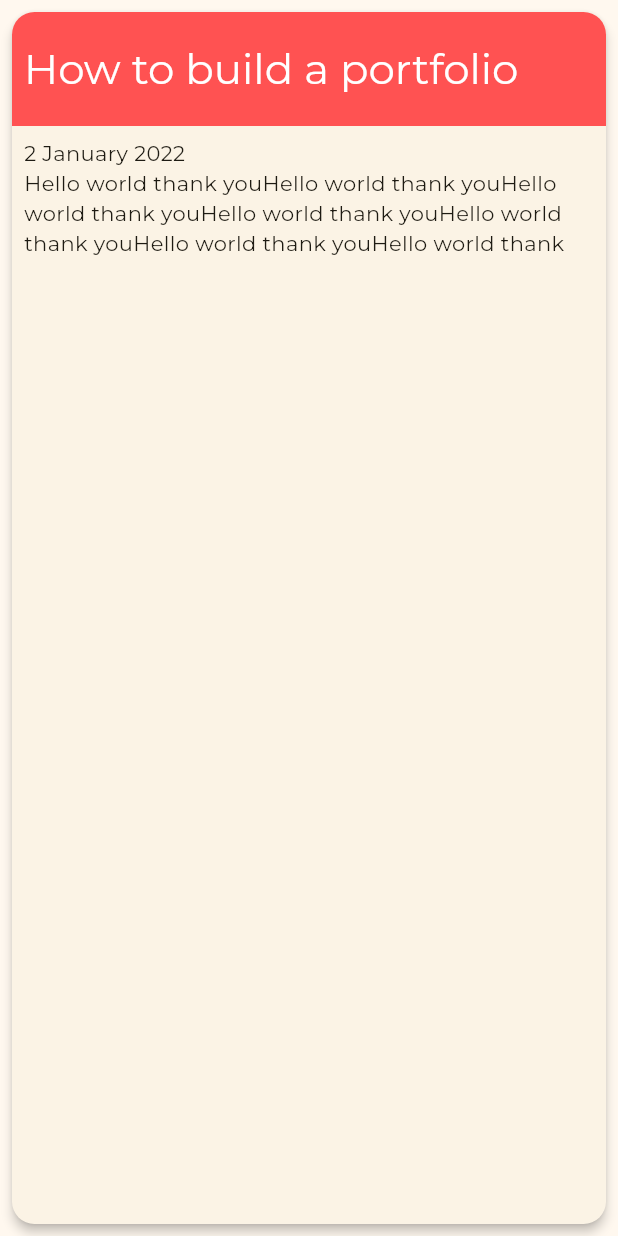
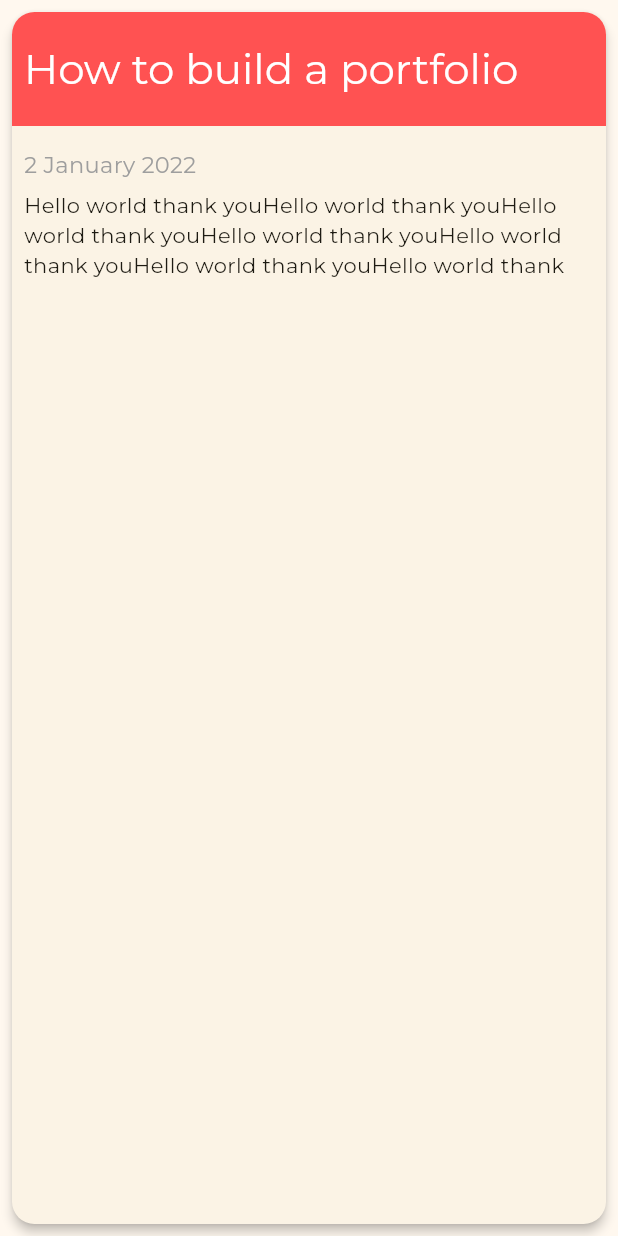
Before and after one commit to MostafaHamed-W/web_-portfolio, a Flutter app: the BlogCard widget shown alone on an empty page, opened directly, on a phone screen of 412 x 824 dp. Run offline on Flutter 3.47's test engine with Material 3 defaults, Android fonts, the light colour scheme and no system bars; our stand-ins replace auto_size_text, flutter_svg, google_fonts, responsive_builder.

Commit message:
Refactoring blog section

```diff
--- a/lib/views/blog/blog_desktop_view.dart
+++ b/lib/views/blog/blog_desktop_view.dart
@@ -1,5 +1,6 @@
 import 'package:flutter/material.dart';
 import 'package:web_portfolio/components/desktop_view_builder.dart';
+import 'package:web_portfolio/views/blog/widgets/blog_card.dart';
 
 class BlogDesktopView extends StatelessWidget {
   const BlogDesktopView({super.key});
@@ -25,53 +26,3 @@ class BlogDesktopView extends StatelessWidget {
     );
   }
 }
-
-class BlogCard extends StatelessWidget {
-  const BlogCard({
-    super.key,
-    this.isMobile = false,
-  });
-
-  final bool isMobile;
-
-  @override
-  Widget build(BuildContext context) {
-    return Card(
-      shape: RoundedRectangleBorder(
-        borderRadius: BorderRadius.circular(15.0),
-      ),
-      elevation: 3.0,
-      margin: const EdgeInsets.all(8),
-      child: Column(
-        crossAxisAlignment: CrossAxisAlignment.start,
-        children: [
-          Container(
-            decoration: const BoxDecoration(
-              borderRadius: BorderRadius.only(topLeft: Radius.circular(15), topRight: Radius.circular(15)),
-              color: Colors.redAccent,
-            ),
-            width: double.infinity,
-            padding: EdgeInsets.symmetric(vertical: isMobile ? 20 : 40, horizontal: 8),
-            child: Text(
-              'How to build a portfolio',
-              style: Theme.of(context).textTheme.headlineMedium?.copyWith(color: Colors.white),
-            ),
-          ),
-          Padding(
-            padding: const EdgeInsets.all(8),
-            child: Column(
-              crossAxisAlignment: CrossAxisAlignment.start,
-              children: [
-                const Text('2 January 2022'),
-                Text(
-                  'Hello world thank you' * 30,
-                  maxLines: 3,
-                ),
-              ],
-            ),
-          )
-        ],
-      ),
-    );
-  }
-}
--- a/lib/views/blog/blog_mobile_view.dart
+++ b/lib/views/blog/blog_mobile_view.dart
@@ -1,6 +1,6 @@
 import 'package:flutter/material.dart';
 import 'package:web_portfolio/components/mobile_view_builder.dart';
-import 'package:web_portfolio/views/blog/blog_desktop_view.dart';
+import 'package:web_portfolio/views/blog/widgets/blog_card.dart';
 
 class BlogMobileView extends StatelessWidget {
   const BlogMobileView({super.key});
--- /dev/null
+++ b/lib/views/blog/widgets/blog_card.dart
@@ -0,0 +1,54 @@
+import 'package:flutter/material.dart';
+import 'package:web_portfolio/views/experience/widgets/experience_container.dart';
+
+class BlogCard extends StatelessWidget {
+  const BlogCard({
+    super.key,
+    this.isMobile = false,
+  });
+
+  final bool isMobile;
+
+  @override
+  Widget build(BuildContext context) {
+    return Card(
+      shape: RoundedRectangleBorder(
+        borderRadius: BorderRadius.circular(15.0),
+      ),
+      elevation: 3.0,
+      margin: const EdgeInsets.all(8),
+      child: Column(
+        crossAxisAlignment: CrossAxisAlignment.start,
+        children: [
+          Container(
+            decoration: const BoxDecoration(
+              borderRadius: BorderRadius.only(topLeft: Radius.circular(15), topRight: Radius.circular(15)),
+              color: Colors.redAccent,
+            ),
+            width: double.infinity,
+            padding: EdgeInsets.symmetric(vertical: isMobile ? 20 : 40, horizontal: 8),
+            child: Text(
+              'How to build a portfolio',
+              style: Theme.of(context).textTheme.headlineMedium?.copyWith(color: Colors.white),
+            ),
+          ),
+          Padding(
+            padding: const EdgeInsets.all(8),
+            child: Column(
+              crossAxisAlignment: CrossAxisAlignment.start,
+              children: [
+                const SizedBox(height: 8),
+                Text('2 January 2022', style: textStyle(isGrey: true, isBold: false, fontSize: 15)),
+                const SizedBox(height: 8),
+                Text(
+                  'Hello world thank you' * 30,
+                  maxLines: 3,
+                ),
+              ],
+            ),
+          )
+        ],
+      ),
+    );
+  }
+}
```
Also changed, not shown: lib/views/experience/widgets/experience_container.dart (+5 -5 lines).
